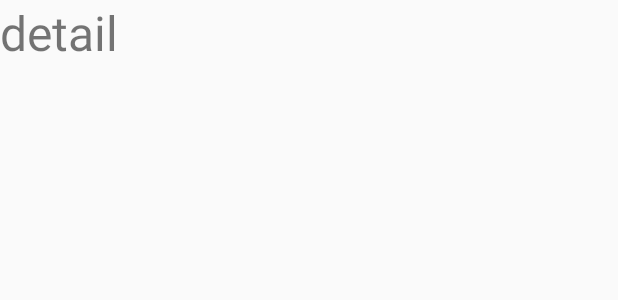
After one commit to sabakaido/AndroidSandbox, an Android app: the layout activity_detail.xml on its own in the app's theme, with its tools: preview values and no code run, on a phone screen of 412 x 824 dp. The commit adds this screen. Shown: the top 300 px of the screen. Run offline under Robolectric (Android 15) with nearby library versions, the phone set to English and light mode, and no system bars.

Commit message:
detailを追加

```diff
--- a/app/src/main/AndroidManifest.xml
+++ b/app/src/main/AndroidManifest.xml
@@ -22,6 +22,7 @@
             </intent-filter>
         </activity>
         <activity android:name=".ui.SandboxDetailActivity" />
+        <activity android:name=".ui.DetailActivity" />
         <activity
             android:name=".ui.HomeActivity"
             android:launchMode="singleTask" >
--- /dev/null
+++ b/app/src/main/res/layout/activity_detail.xml
@@ -0,0 +1,11 @@
+<?xml version="1.0" encoding="utf-8"?>
+<LinearLayout xmlns:android="http://schemas.android.com/apk/res/android"
+    android:orientation="vertical" android:layout_width="match_parent"
+    android:layout_height="match_parent">
+
+    <TextView
+        android:textSize="32sp"
+        android:text="detail"
+        android:layout_width="wrap_content"
+        android:layout_height="wrap_content" />
+</LinearLayout>
```
Also changed, not shown: app/src/main/java/com/example/anikaido/sandbox/ui/DetailActivity.java (added, +19 -0 lines), app/src/main/java/com/example/anikaido/sandbox/ui/HomeActivity.java (+14 -4 lines), app/src/main/java/com/example/anikaido/sandbox/ui/adapter/HomeRecyclerViewAdapter.java (+16 -3 lines).
